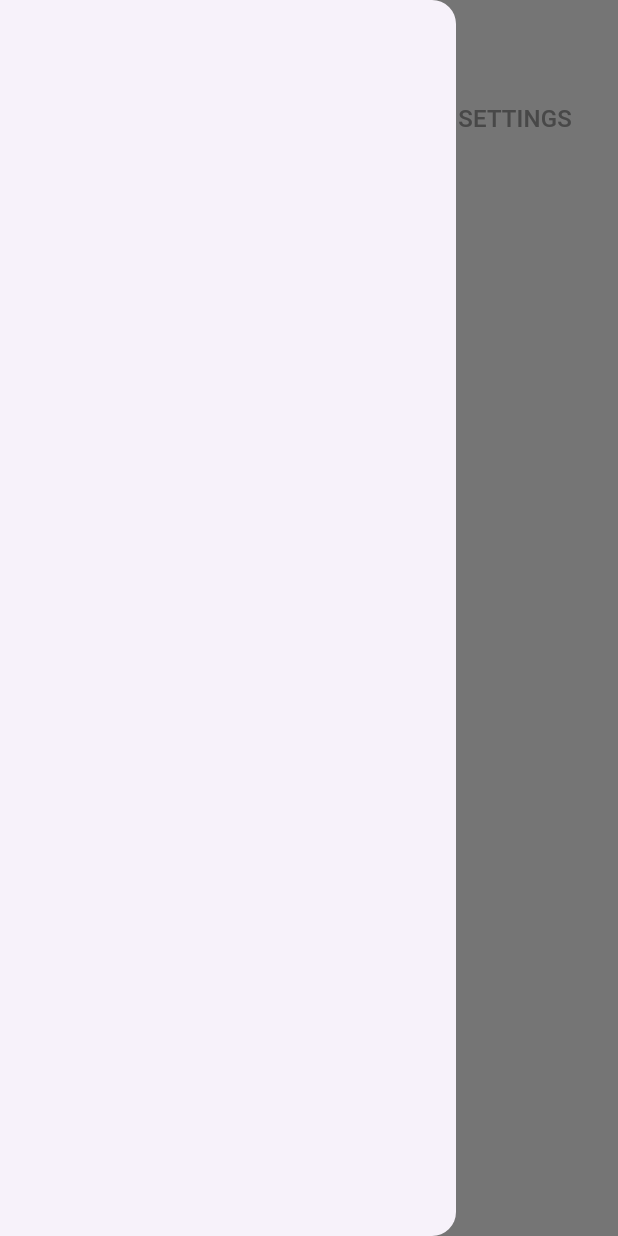
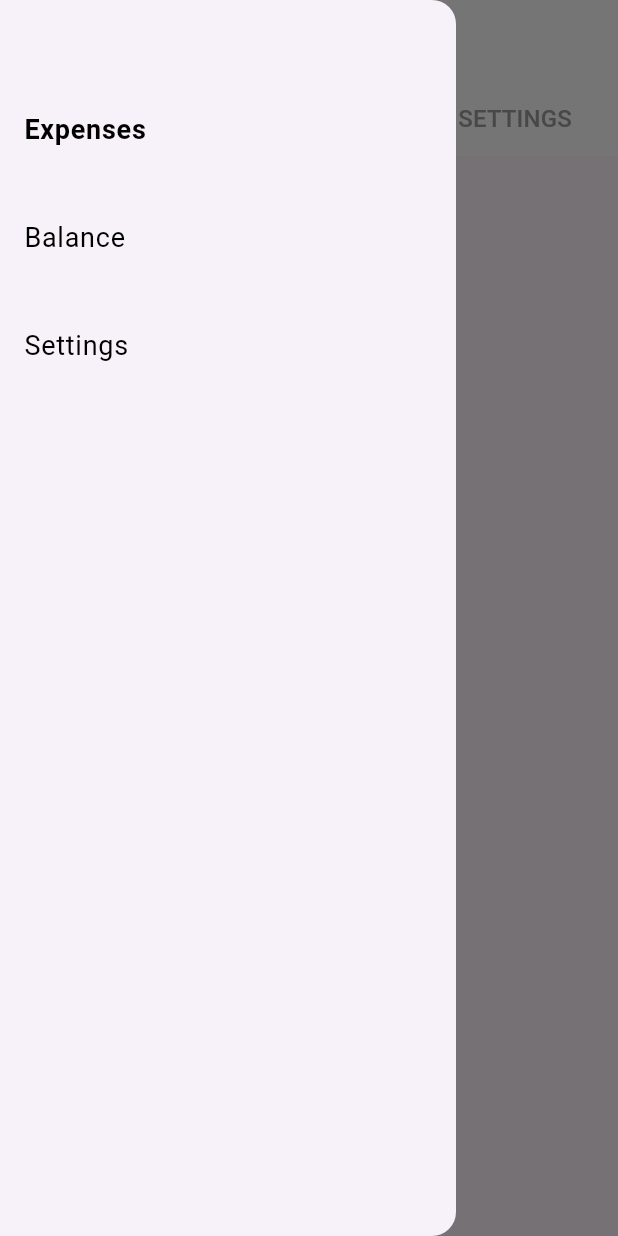
Before and after one commit to omarKenawi/tracker, a Flutter app: the HomeScreen screen opened by its route, with the side drawer open, on a phone screen of 412 x 824 dp. Run offline on Flutter 3.47's test engine with Material 3 defaults, Android fonts, the phone set to English and light mode, and no system bars; our stand-ins replace firebase_auth, firebase_core; accounts and stored records are empty.

Commit message:
add expanses & balance & settings screens

```diff
--- /dev/null
+++ b/lib/features/home/screens/balance_screen.dart
@@ -0,0 +1,12 @@
+import 'package:flutter/material.dart';
+
+class BalanceScreen extends StatelessWidget {
+  const BalanceScreen({super.key});
+
+  @override
+  Widget build(BuildContext context) {
+    return const Center(
+      child: Text('Balance Screen'),
+    );
+  }
+}
--- /dev/null
+++ b/lib/features/home/screens/expenses_screen.dart
@@ -0,0 +1,14 @@
+import 'package:flutter/material.dart';
+
+class ExpensesScreen extends StatelessWidget {
+  const ExpensesScreen({super.key});
+
+  @override
+  Widget build(BuildContext context) {
+    return Scaffold(
+      body: Center(
+        child: Text('Expenses'),
+      ),
+    );
+  }
+}
--- a/lib/features/home/screens/home_screen.dart
+++ b/lib/features/home/screens/home_screen.dart
@@ -1,15 +1,93 @@
 import 'package:flutter/material.dart';
+import 'package:tracker/features/home/screens/settings_screen.dart';
 
-class HomeScreen extends StatelessWidget {
+import 'balance_screen.dart';
+import 'expenses_screen.dart';
+
+class HomeScreen extends StatefulWidget {
   const HomeScreen({super.key});
 
   @override
+  _HomeScreenState createState() => _HomeScreenState();
+}
+
+class _HomeScreenState extends State<HomeScreen> with SingleTickerProviderStateMixin {
+  late TabController _tabController;
+  int _selectedIndex = 0;
+
+  @override
+  void initState() {
+    super.initState();
+    _tabController = TabController(length: 3, vsync: this);
+    _tabController.addListener(() {
+      setState(() {
+        _selectedIndex = _tabController.index;
+      });
+    });
+  }
+
+  void _onDrawerItemSelected(int index) {
+    setState(() {
+      _selectedIndex = index;
+      _tabController.index = index;
+    });
+    Navigator.of(context).pop();
+  }
+
+  @override
   Widget build(BuildContext context) {
-    return DefaultTabController(
-      length: 3,
-      child: Scaffold(
+    return Scaffold(
       backgroundColor: Colors.white,
-        drawer: const Drawer(),
+      drawer: Drawer(
+        child: Column(
+          children: <Widget>[
+            const SizedBox(height: 50),
+            Expanded(
+              child: ListView(
+                padding: EdgeInsets.zero,
+                children: <Widget>[
+                  ListTile(
+                    contentPadding: const EdgeInsets.symmetric(horizontal: 16.0, vertical: 8.0),
+                    title: Text(
+                      'Expenses',
+                      style: TextStyle(
+                        fontSize: 18,
+                        color: Colors.black,
+                        fontWeight: _selectedIndex == 0 ? FontWeight.bold : FontWeight.normal,
+                      ),
+                    ),
+                    onTap: () => _onDrawerItemSelected(0),
+                  ),
+                  ListTile(
+                    contentPadding: const EdgeInsets.symmetric(horizontal: 16.0, vertical: 8.0),
+                    title: Text(
+                      'Balance',
+                      style: TextStyle(
+                        fontSize: 18,
+                        color: Colors.black,
+                        fontWeight: _selectedIndex == 1 ? FontWeight.bold : FontWeight.normal,
+                      ),
+                    ),
+                    onTap: () => _onDrawerItemSelected(1),
+                  ),
+                  ListTile(
+                    contentPadding: const EdgeInsets.symmetric(horizontal: 16.0, vertical: 8.0),
+                    title: Text(
+                      'Settings',
+                      style: TextStyle(
+                        fontSize: 18,
+                        color: Colors.black,
+                        fontWeight: _selectedIndex == 2 ? FontWeight.bold : FontWeight.normal,
+                      ),
+                    ),
+                    onTap: () => _onDrawerItemSelected(2),
+                  ),
+                ],
+              ),
+            ),
+          ],
+        ),
+      ),
       appBar: AppBar(
         elevation: 0,
         backgroundColor: Colors.white,
@@ -21,26 +99,33 @@ class HomeScreen extends StatelessWidget {
             color: Colors.black,
           ),
         ),
-          bottom: const TabBar(
+        bottom: TabBar(
+          controller: _tabController,
           indicatorColor: Colors.transparent,
           dividerColor: Colors.white,
           labelColor: Colors.black,
           unselectedLabelColor: Colors.grey,
-            tabs: [
+          tabs: const [
             Tab(text: 'EXPENSES'),
             Tab(text: 'BALANCE'),
             Tab(text: 'SETTINGS'),
           ],
-            labelStyle: TextStyle(
+          labelStyle: const TextStyle(
             fontSize: 18,
-              fontWeight: FontWeight.bold
+            fontWeight: FontWeight.bold,
           ),
-            unselectedLabelStyle: TextStyle(
+          unselectedLabelStyle: const TextStyle(
             fontSize: 16,
           ),
         ),
       ),
-
+      body: TabBarView(
+        controller: _tabController,
+        children: const [
+          ExpensesScreen(),
+          BalanceScreen(),
+          SettingsScreen(),
+        ],
       ),
     );
   }
--- /dev/null
+++ b/lib/features/home/screens/settings_screen.dart
@@ -0,0 +1,12 @@
+import 'package:flutter/material.dart';
+
+class SettingsScreen extends StatelessWidget {
+  const SettingsScreen({super.key});
+
+  @override
+  Widget build(BuildContext context) {
+    return const Center(
+      child: Text('Settings Screen'),
+    );
+  }
+}
```
Lines whose indentation alone changed are shown as unchanged.
